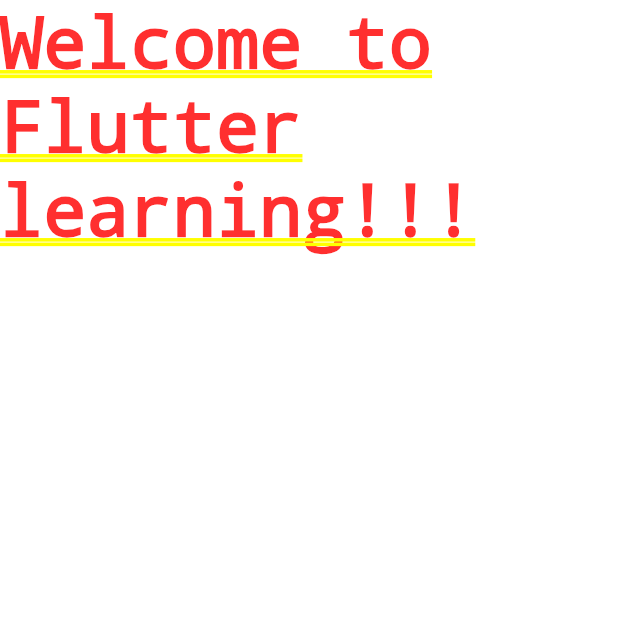
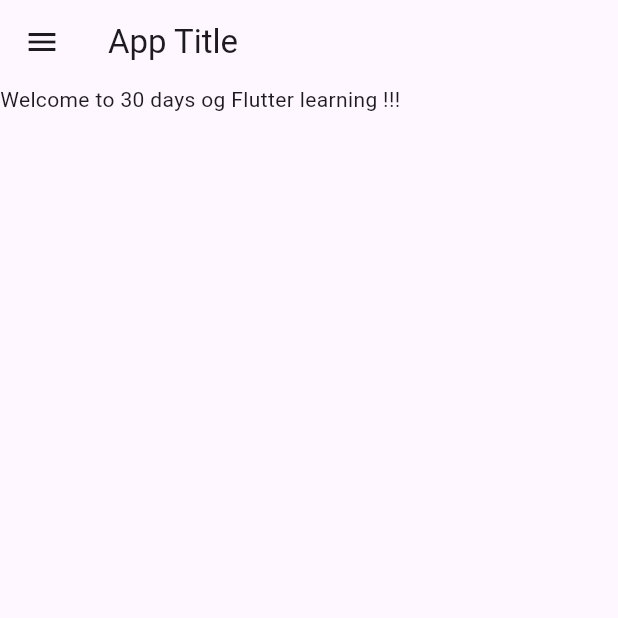
Before and after one commit to sohaibaktar/flutter_basic_to_advance, a Flutter app: the screen it shows after launch, on a phone screen of 412 x 824 dp, the top half of it. Run offline on Flutter 3.47's test engine with Material 3 defaults, Android fonts, the phone set to English and light mode, and no system bars.

Commit message:
day 2 commit

```diff
--- /dev/null
+++ b/lib/home_page.dart
@@ -0,0 +1,21 @@
+import 'package:flutter/material.dart';
+
+class HomePage extends StatelessWidget {
+
+
+  final int days = 30;
+  String name = "sohaib";
+
+  @override
+  Widget build(BuildContext context) {
+    return Scaffold(
+      appBar: AppBar(
+        title: Text("App Title"),
+      ),
+      body: Container(
+        child: Text("Welcome to $days days og Flutter learning !!!"),
+      ),
+      drawer: Drawer(),
+    );
+  }
+}
--- a/lib/main.dart
+++ b/lib/main.dart
@@ -1,8 +1,8 @@
 import 'package:flutter/material.dart';
+import 'package:flutter_all/home_page.dart';
 
-
-void main(){
-  runApp(MyApp());
+void main() {
+  runApp(const MyApp());
 }
 
 class MyApp extends StatelessWidget {
@@ -11,9 +11,7 @@
   @override
   Widget build(BuildContext context) {
     return MaterialApp(
-      home: Container(
-        child: Text("Welcome to Flutter learning!!!"),
-      ),
+      home: HomePage(),
     );
   }
 }
```
